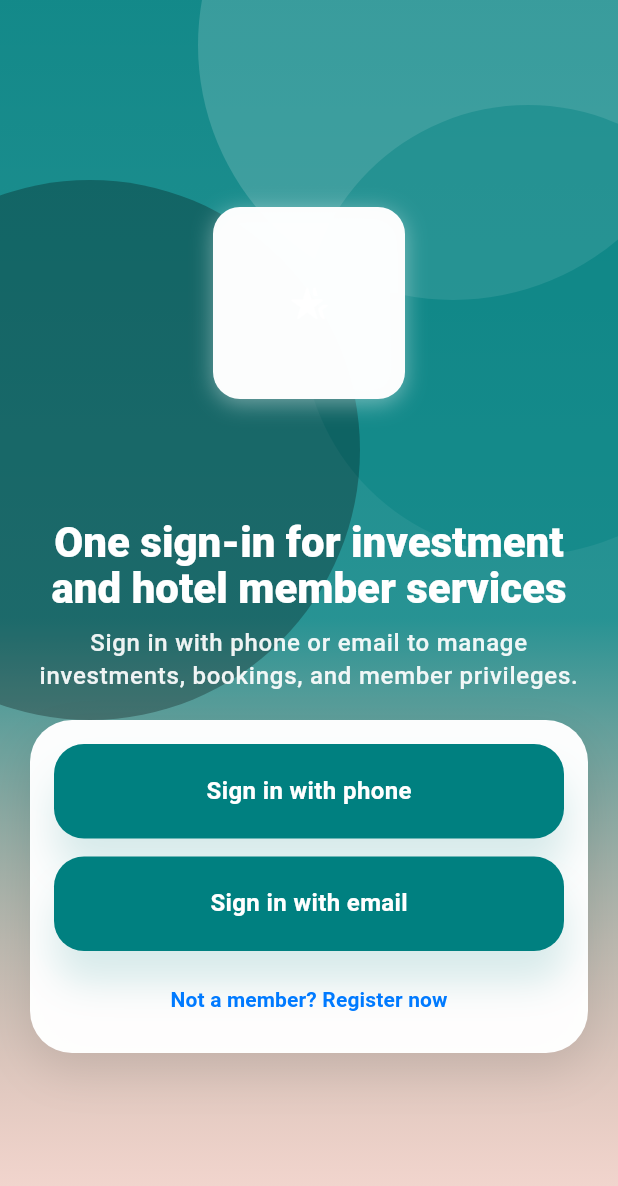
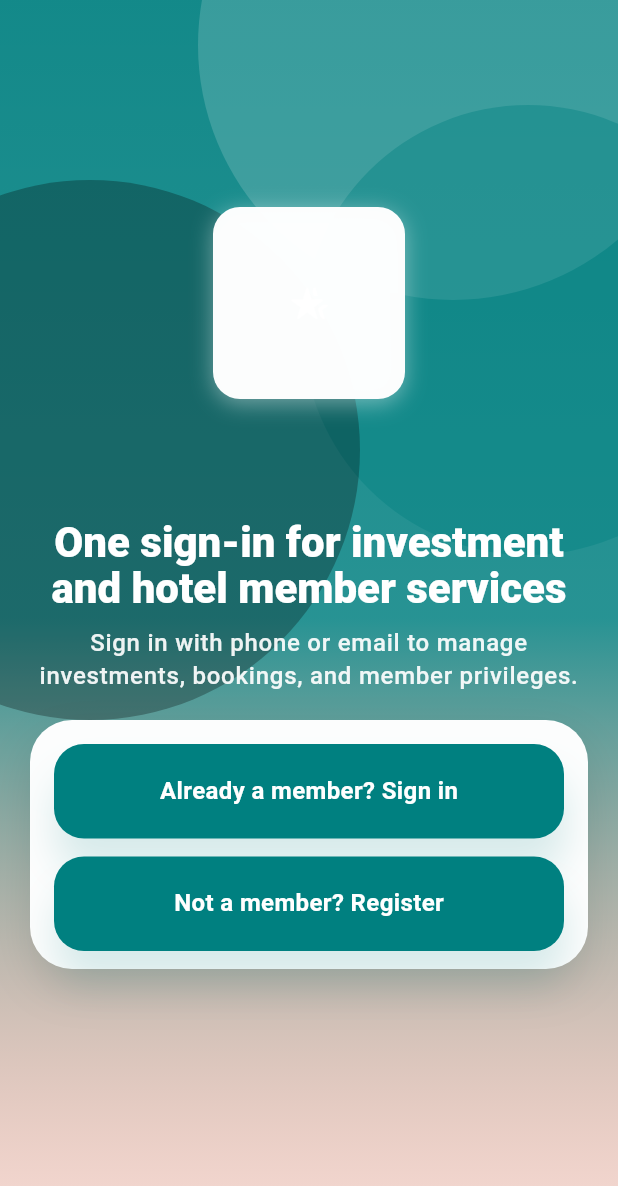
Before and after one commit to tigline/HanjouFinace, a Flutter app: the screen it shows after launch, on a phone screen of 412 x 824 dp. Shown: the top 1186 px of the screen. Run offline on Flutter 3.47's test engine with Material 3 defaults, Android fonts, the light colour scheme and no system bars; our stand-ins replace dio, flutter_riverpod, flutter_secure_storage, freezed_annotation, go_router, hive_flutter and 2 more; missing offline and left inert: encrypt; accounts and stored records are empty; network calls fail.

Commit message:
feat: align auth entry with web registerbefore flow

```diff
--- a/member_app_template/lib/features/auth/presentation/pages/auth_entry_page.dart
+++ b/member_app_template/lib/features/auth/presentation/pages/auth_entry_page.dart
@@ -18,24 +18,20 @@ class AuthEntryPage extends StatelessWidget {
           'https://images.unsplash.com/photo-1521737604893-d14cc237f11d?auto=format&fit=crop&w=1200&q=80',
       primaryActions: <Widget>[
         HotelPrimaryCtaButton(
-          key: const Key('auth_entry_mobile_login_button'),
-          label: l10n.authEntryPhoneLogin,
+          key: const Key('auth_before_member_login_button'),
+          label: l10n.authBeforeMemberDirectLogin,
           horizontalPadding: 0,
-          onPressed: () => context.push('/login/mobile'),
+          onPressed: () => context.push('/login-legacy'),
         ),
         const SizedBox(height: UiTokens.spacing12),
         HotelPrimaryCtaButton(
-          key: const Key('auth_entry_email_login_button'),
-          label: l10n.authEntryEmailLogin,
+          key: const Key('auth_before_register_button'),
+          label: l10n.authBeforeNonMemberRegister,
           horizontalPadding: 0,
-          onPressed: () => context.push('/login/email'),
+          onPressed: () => context.push('/register/email'),
         ),
       ],
-      footer: TextButton(
-        key: const Key('auth_entry_register_now_button'),
-        onPressed: () => context.push('/register'),
-        child: Text(l10n.authEntryNonMemberRegisterNow),
-      ),
+      footer: null,
     );
   }
 }
@@ -83,7 +79,7 @@ class _AuthMarketingEntryScaffold extends StatelessWidget {
     required this.description,
     required this.imageUrl,
     required this.primaryActions,
-    required this.footer,
+    this.footer,
   });
 
   final Key pageKey;
@@ -91,7 +87,7 @@ class _AuthMarketingEntryScaffold extends StatelessWidget {
   final String description;
   final String imageUrl;
   final List<Widget> primaryActions;
-  final Widget footer;
+  final Widget? footer;
 
   @override
   Widget build(BuildContext context) {
@@ -219,8 +215,10 @@ class _AuthMarketingEntryScaffold extends StatelessWidget {
                             crossAxisAlignment: CrossAxisAlignment.stretch,
                             children: <Widget>[
                               ...primaryActions,
-                              const SizedBox(height: UiTokens.spacing8),
-                              footer,
+                              if (footer != null) ...<Widget>[
+                                const SizedBox(height: UiTokens.spacing8),
+                                footer!,
+                              ],
                             ],
                           ),
                         ),
--- a/member_app_template/lib/l10n/app_en.arb
+++ b/member_app_template/lib/l10n/app_en.arb
@@ -24,6 +24,8 @@
   "authEntryPhoneLogin": "Sign in with phone",
   "authEntryEmailLogin": "Sign in with email",
   "authEntryNonMemberRegisterNow": "Not a member? Register now",
+  "authBeforeMemberDirectLogin": "Already a member? Sign in",
+  "authBeforeNonMemberRegister": "Not a member? Register",
   "authRegisterEntryHeadline": "Choose registration method",
   "authRegisterEntryDescription": "Create your account with phone or email and manage all member services in one place.",
   "authEntryPhoneRegister": "Register with phone",
--- a/member_app_template/lib/l10n/app_ja.arb
+++ b/member_app_template/lib/l10n/app_ja.arb
@@ -24,6 +24,8 @@
   "authEntryPhoneLogin": "電話でログイン",
   "authEntryEmailLogin": "メールでログイン",
   "authEntryNonMemberRegisterNow": "会員ではありませんか？ 今すぐ登録",
+  "authBeforeMemberDirectLogin": "会員の方はこちらからログイン",
+  "authBeforeNonMemberRegister": "非会員の方は新規登録",
   "authRegisterEntryHeadline": "登録方法を選択",
   "authRegisterEntryDescription": "電話番号またはメールでアカウントを作成し、会員サービスを一元管理します。",
   "authEntryPhoneRegister": "電話で登録",
--- a/member_app_template/lib/l10n/app_localizations.dart
+++ b/member_app_template/lib/l10n/app_localizations.dart
@@ -243,6 +243,18 @@ abstract class AppLocalizations {
   /// In en, this message translates to:
   /// **'Not a member? Register now'**
   String get authEntryNonMemberRegisterNow;
+
+  /// No description provided for @authBeforeMemberDirectLogin.
+  ///
+  /// In en, this message translates to:
+  /// **'Already a member? Sign in'**
+  String get authBeforeMemberDirectLogin;
+
+  /// No description provided for @authBeforeNonMemberRegister.
+  ///
+  /// In en, this message translates to:
+  /// **'Not a member? Register'**
+  String get authBeforeNonMemberRegister;
 
   /// No description provided for @authRegisterEntryHeadline.
   ///
--- a/member_app_template/lib/l10n/app_localizations_en.dart
+++ b/member_app_template/lib/l10n/app_localizations_en.dart
@@ -88,6 +88,12 @@ class AppLocalizationsEn extends AppLocalizations {
 
   @override
   String get authEntryNonMemberRegisterNow => 'Not a member? Register now';
+
+  @override
+  String get authBeforeMemberDirectLogin => 'Already a member? Sign in';
+
+  @override
+  String get authBeforeNonMemberRegister => 'Not a member? Register';
 
   @override
   String get authRegisterEntryHeadline => 'Choose registration method';
--- a/member_app_template/lib/l10n/app_localizations_ja.dart
+++ b/member_app_template/lib/l10n/app_localizations_ja.dart
@@ -79,6 +79,12 @@ class AppLocalizationsJa extends AppLocalizations {
 
   @override
   String get authEntryNonMemberRegisterNow => '会員ではありませんか？ 今すぐ登録';
+
+  @override
+  String get authBeforeMemberDirectLogin => '会員の方はこちらからログイン';
+
+  @override
+  String get authBeforeNonMemberRegister => '非会員の方は新規登録';
 
   @override
   String get authRegisterEntryHeadline => '登録方法を選択';
--- a/member_app_template/lib/l10n/app_localizations_zh.dart
+++ b/member_app_template/lib/l10n/app_localizations_zh.dart
@@ -79,6 +79,12 @@ class AppLocalizationsZh extends AppLocalizations {
 
   @override
   String get authEntryNonMemberRegisterNow => '非会员？立即注册';
+
+  @override
+  String get authBeforeMemberDirectLogin => '已经是会员？直接登录';
+
+  @override
+  String get authBeforeNonMemberRegister => '不是会员？立即注册';
 
   @override
   String get authRegisterEntryHeadline => '请选择注册方式';
--- a/member_app_template/lib/l10n/app_zh.arb
+++ b/member_app_template/lib/l10n/app_zh.arb
@@ -24,6 +24,8 @@
   "authEntryPhoneLogin": "手机号登录",
   "authEntryEmailLogin": "邮箱登录",
   "authEntryNonMemberRegisterNow": "非会员？立即注册",
+  "authBeforeMemberDirectLogin": "已经是会员？直接登录",
+  "authBeforeNonMemberRegister": "不是会员？立即注册",
   "authRegisterEntryHeadline": "请选择注册方式",
   "authRegisterEntryDescription": "手机号或邮箱均可创建账号，注册后统一管理会员权益。",
   "authEntryPhoneRegister": "手机号注册",
```
Also changed, not shown: member_app_template/lib/features/auth/presentation/pages/login_page.dart (+6 -6 lines), 2 other files.
